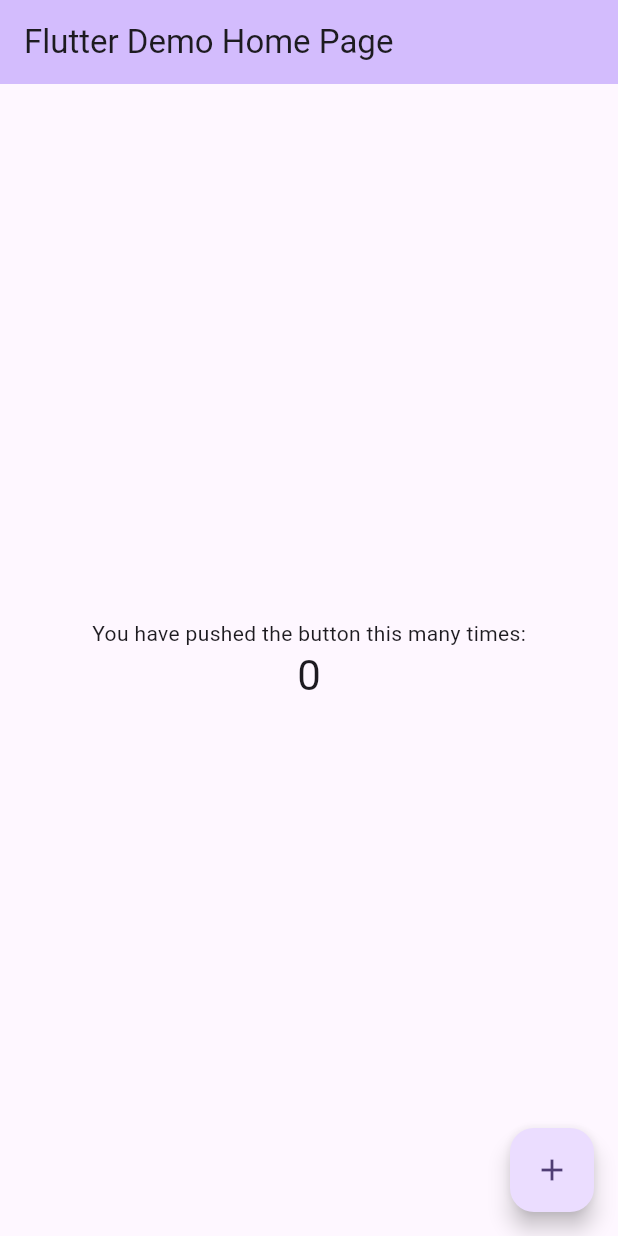
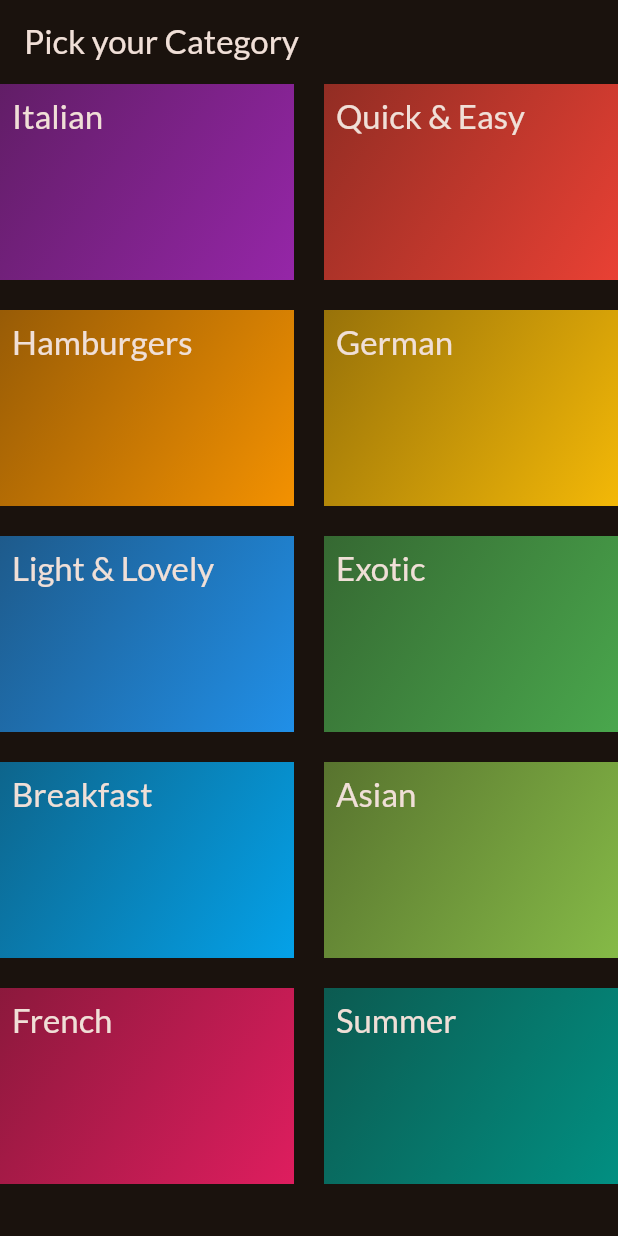
Before and after one commit to Kapil-Bhardwaj/Meals, a Flutter app: the screen it shows after launch, on a phone screen of 412 x 824 dp. Run offline on Flutter 3.47's test engine with Material 3 defaults, Android fonts, the phone set to English and light mode, and no system bars; our stand-ins replace google_fonts.

Commit message:
Created Main Screen

```diff
--- /dev/null
+++ b/lib/Models/category.dart
@@ -0,0 +1,12 @@
+import 'package:flutter/material.dart';
+class Category{
+
+const Category({
+  required this.id,
+  required this.title,
+  this.color = Colors.orange,
+  });
+ final String id;
+ final String title;
+ final Color color;
+}
--- /dev/null
+++ b/lib/data/dummy_data.dart
@@ -0,0 +1,56 @@
+import 'package:flutter/material.dart';
+
+import 'package:meals/Models/category.dart';
+
+const availableCategories = [
+  Category(
+    id: 'c1',
+    title: 'Italian',
+    color: Colors.purple,
+  ),
+  Category(
+    id: 'c2',
+    title: 'Quick & Easy',
+    color: Colors.red,
+  ),
+  Category(
+    id: 'c3',
+    title: 'Hamburgers',
+    color: Colors.orange,
+  ),
+  Category(
+    id: 'c4',
+    title: 'German',
+    color: Colors.amber,
+  ),
+  Category(
+    id: 'c5',
+    title: 'Light & Lovely',
+    color: Colors.blue,
+  ),
+  Category(
+    id: 'c6',
+    title: 'Exotic',
+    color: Colors.green,
+  ),
+  Category(
+    id: 'c7',
+    title: 'Breakfast',
+    color: Colors.lightBlue,
+  ),
+  Category(
+    id: 'c8',
+    title: 'Asian',
+    color: Colors.lightGreen,
+  ),
+  Category(
+    id: 'c9',
+    title: 'French',
+    color: Colors.pink,
+  ),
+  Category(
+    id: 'c10',
+    title: 'Summer',
+    color: Colors.teal,
+  ),
+];
--- a/lib/main.dart
+++ b/lib/main.dart
@@ -1,125 +1,29 @@
 import 'package:flutter/material.dart';
 
+import 'package:google_fonts/google_fonts.dart';
+import 'package:meals/screens/categories.dart';
+
+final theme = ThemeData(
+  useMaterial3: true,
+  colorScheme: ColorScheme.fromSeed(
+    brightness: Brightness.dark,
+    seedColor: const Color.fromARGB(255, 131, 57, 0),
+  ),
+  textTheme: GoogleFonts.latoTextTheme(),
+);
+
 void main() {
-  runApp(const MyApp());
+  runApp(const App());
 }
 
-class MyApp extends StatelessWidget {
-  const MyApp({super.key});
+class App extends StatelessWidget {
+  const App({super.key});
 
-  // This widget is the root of your application.
   @override
   Widget build(BuildContext context) {
     return MaterialApp(
-      title: 'Flutter Demo',
-      theme: ThemeData(
-        // This is the theme of your application.
-        //
-        // TRY THIS: Try running your application with "flutter run". You'll see
-        // the application has a purple toolbar. Then, without quitting the app,
-        // try changing the seedColor in the colorScheme below to Colors.green
-        // and then invoke "hot reload" (save your changes or press the "hot
-        // reload" button in a Flutter-supported IDE, or press "r" if you used
-        // the command line to start the app).
-        //
-        // Notice that the counter didn't reset back to zero; the application
-        // state is not lost during the reload. To reset the state, use hot
-        // restart instead.
-        //
-        // This works for code too, not just values: Most code changes can be
-        // tested with just a hot reload.
-        colorScheme: ColorScheme.fromSeed(seedColor: Colors.deepPurple),
-        useMaterial3: true,
-      ),
-      home: const MyHomePage(title: 'Flutter Demo Home Page'),
+      theme: theme,
+      home: const CategoryScreen(),
     );
   }
 }
-
-class MyHomePage extends StatefulWidget {
-  const MyHomePage({super.key, required this.title});
-
-  // This widget is the home page of your application. It is stateful, meaning
-  // that it has a State object (defined below) that contains fields that affect
-  // how it looks.
-
-  // This class is the configuration for the state. It holds the values (in this
-  // case the title) provided by the parent (in this case the App widget) and
-  // used by the build method of the State. Fields in a Widget subclass are
-  // always marked "final".
-
-  final String title;
-
-  @override
-  State<MyHomePage> createState() => _MyHomePageState();
-}
-
-class _MyHomePageState extends State<MyHomePage> {
-  int _counter = 0;
-
-  void _incrementCounter() {
-    setState(() {
-      // This call to setState tells the Flutter framework that something has
-      // changed in this State, which causes it to rerun the build method below
-      // so that the display can reflect the updated values. If we changed
-      // _counter without calling setState(), then the build method would not be
-      // called again, and so nothing would appear to happen.
-      _counter++;
-    });
-  }
-
-  @override
-  Widget build(BuildContext context) {
-    // This method is rerun every time setState is called, for instance as done
-    // by the _incrementCounter method above.
-    //
-    // The Flutter framework has been optimized to make rerunning build methods
-    // fast, so that you can just rebuild anything that needs updating rather
-    // than having to individually change instances of widgets.
-    return Scaffold(
-      appBar: AppBar(
-        // TRY THIS: Try changing the color here to a specific color (to
-        // Colors.amber, perhaps?) and trigger a hot reload to see the AppBar
-        // change color while the other colors stay the same.
-        backgroundColor: Theme.of(context).colorScheme.inversePrimary,
-        // Here we take the value from the MyHomePage object that was created by
-        // the App.build method, and use it to set our appbar title.
-        title: Text(widget.title),
-      ),
-      body: Center(
-        // Center is a layout widget. It takes a single child and positions it
-        // in the middle of the parent.
-        child: Column(
-          // Column is also a layout widget. It takes a list of children and
-          // arranges them vertically. By default, it sizes itself to fit its
-          // children horizontally, and tries to be as tall as its parent.
-          //
-          // Column has various properties to control how it sizes itself and
-          // how it positions its children. Here we use mainAxisAlignment to
-          // center the children vertically; the main axis here is the vertical
-          // axis because Columns are vertical (the cross axis would be
-          // horizontal).
-          //
-          // TRY THIS: Invoke "debug painting" (choose the "Toggle Debug Paint"
-          // action in the IDE, or press "p" in the console), to see the
-          // wireframe for each widget.
-          mainAxisAlignment: MainAxisAlignment.center,
-          children: <Widget>[
-            const Text(
-              'You have pushed the button this many times:',
-            ),
-            Text(
-              '$_counter',
-              style: Theme.of(context).textTheme.headlineMedium,
-            ),
-          ],
-        ),
-      ),
-      floatingActionButton: FloatingActionButton(
-        onPressed: _incrementCounter,
-        tooltip: 'Increment',
-        child: const Icon(Icons.add),
-      ), // This trailing comma makes auto-formatting nicer for build methods.
-    );
-  }
-}
--- /dev/null
+++ b/lib/screens/categories.dart
@@ -0,0 +1,32 @@
+import 'package:flutter/material.dart';
+import 'package:meals/data/dummy_data.dart';
+import 'package:meals/widgets/category_grid_item.dart';
+// ignore: unused_import
+import 'package:meals/Models/category.dart';
+
+class CategoryScreen extends StatelessWidget {
+  const CategoryScreen({super.key});
+  @override
+  Widget build (BuildContext context){
+    return Scaffold(
+      appBar: AppBar(
+        title: const Text("Pick your Category"),
+      ),
+      body: GridView(
+        gridDelegate: const SliverGridDelegateWithFixedCrossAxisCount(
+          crossAxisCount: 2,
+          childAspectRatio: 1.5,
+          crossAxisSpacing: 20,
+          mainAxisSpacing: 20,
+          ),
+        children:  [
+          // ...availableCategories.map((category) => CategoryGridItem(category: category)).toList(),
+          for (final category in availableCategories)
+            CategoryGridItem(category: category)
+        ],
+        ),
+    );
+  }
+
+
+}
--- /dev/null
+++ b/lib/widgets/category_grid_item.dart
@@ -0,0 +1,32 @@
+import 'package:flutter/material.dart';
+import 'package:meals/Models/category.dart';
+import 'package:meals/main.dart';
+
+class CategoryGridItem extends StatelessWidget {
+  const CategoryGridItem({super.key, required this.category});
+  final Category category;
+
+  @override
+  Widget build(BuildContext context) {
+    return InkWell(
+      onTap: () => {},
+      splashColor: Theme.of(context).primaryColor,
+      borderRadius: BorderRadius.circular(16),
+      child: Container(
+        padding: const EdgeInsets.all(8),
+        decoration: BoxDecoration(
+            gradient: LinearGradient(
+          colors: [
+            category.color.withOpacity(0.55),
+            category.color.withOpacity(0.95),
+          ],
+          begin: Alignment.topLeft,
+          end: Alignment.bottomRight
+        )),
+        child: Text(category.title, style: Theme.of(context).textTheme.titleLarge!.copyWith(
+          color: Theme.of(context).colorScheme.onBackground,
+        ),),
+      ),
+    );
+  }
+}
--- a/pubspec.yaml
+++ b/pubspec.yaml
@@ -35,6 +35,7 @@ dependencies:
   # The following adds the Cupertino Icons font to your application.
   # Use with the CupertinoIcons class for iOS style icons.
   cupertino_icons: ^1.0.2
+  google_fonts: 6.1.0
 
 dev_dependencies:
   flutter_test:
```
Also changed, not shown: pubspec.lock, 8 other files.
